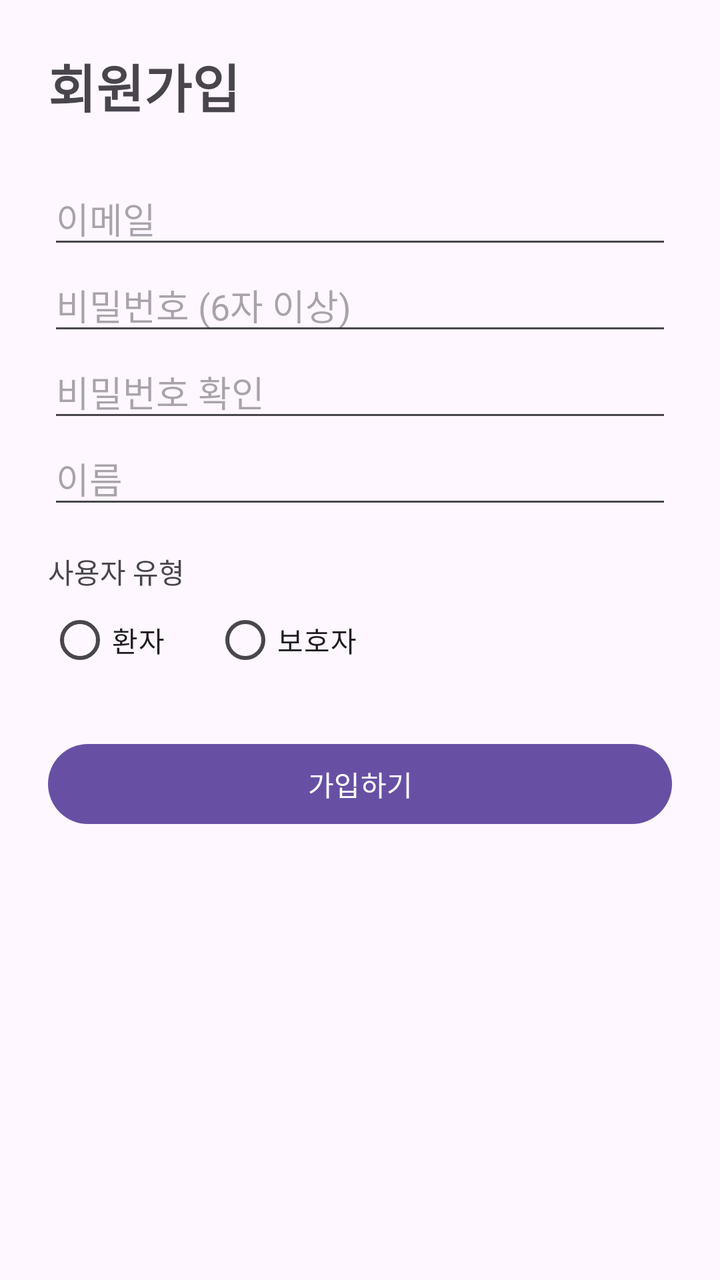
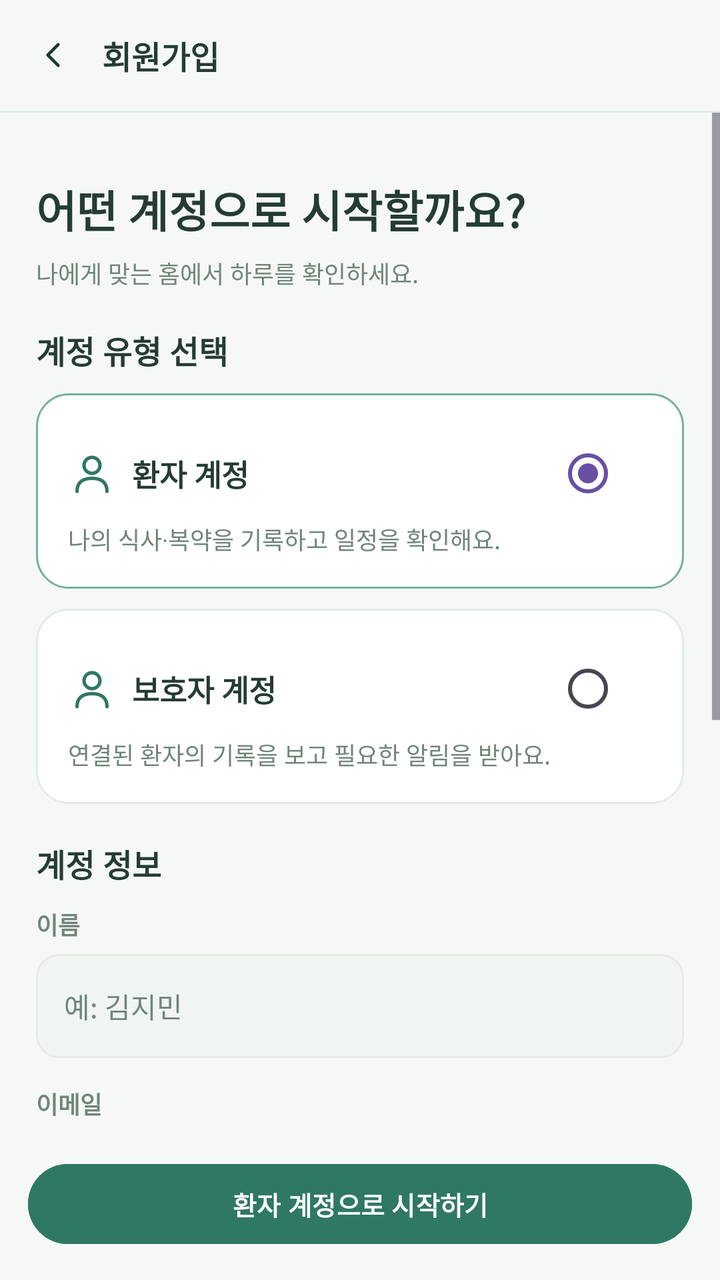

Screens rendered from an Android XML layout before and after an edit, with the pre-edit source and the edit as a unified diff.
<!-- AndroidManifest.xml: application theme Theme.MealCare -->
<!-- res/layout/activity_sign_up.xml -->
<?xml version="1.0" encoding="utf-8"?>
<ScrollView xmlns:android="http://schemas.android.com/apk/res/android"
    android:layout_width="match_parent"
    android:layout_height="match_parent"
    android:fitsSystemWindows="true">

    <LinearLayout
        android:layout_width="match_parent"
        android:layout_height="wrap_content"
        android:orientation="vertical"
        android:padding="24dp">

        <TextView
            android:layout_width="wrap_content"
            android:layout_height="wrap_content"
            android:layout_marginBottom="24dp"
            android:text="회원가입"
            android:textSize="26sp"
            android:textStyle="bold" />

        <EditText
            android:id="@+id/etEmail"
            android:layout_width="match_parent"
            android:layout_height="wrap_content"
            android:hint="이메일"
            android:inputType="textEmailAddress" />

        <EditText
            android:id="@+id/etPassword"
            android:layout_width="match_parent"
            android:layout_height="wrap_content"
            android:hint="비밀번호 (6자 이상)"
            android:inputType="textPassword" />

        <EditText
            android:id="@+id/etPasswordConfirm"
            android:layout_width="match_parent"
            android:layout_height="wrap_content"
            android:hint="비밀번호 확인"
            android:inputType="textPassword" />

        <EditText
            android:id="@+id/etName"
            android:layout_width="match_parent"
            android:layout_height="wrap_content"
            android:hint="이름"
            android:inputType="textPersonName" />

        <TextView
            android:layout_width="wrap_content"
            android:layout_height="wrap_content"
            android:layout_marginTop="16dp"
            android:text="사용자 유형" />

        <RadioGroup
            android:id="@+id/rgRole"
            android:layout_width="match_parent"
            android:layout_height="wrap_content"
            android:orientation="horizontal">

            <RadioButton
                android:id="@+id/rbPatient"
                android:layout_width="wrap_content"
                android:layout_height="wrap_content"
                android:layout_marginEnd="24dp"
                android:text="환자" />

            <RadioButton
                android:id="@+id/rbGuardian"
                android:layout_width="wrap_content"
                android:layout_height="wrap_content"
                android:text="보호자" />
        </RadioGroup>

        <Button
            android:id="@+id/btnSignUp"
            android:layout_width="match_parent"
            android:layout_height="wrap_content"
            android:layout_marginTop="24dp"
            android:text="가입하기" />

    </LinearLayout>
</ScrollView>
<!-- resources referenced by this layout -->
<resources>
  <style name="Theme.MealCare" parent="Base.Theme.MealCare" />
  <style name="Base.Theme.MealCare" parent="Theme.Material3.DayNight.NoActionBar">
          
          
      </style>
</resources>

<!-- the commit's change to res/layout/activity_sign_up.xml (unified diff, before → after) -->
@@ -1,83 +1,51 @@
-<?xml version="1.0" encoding="utf-8"?>
-<ScrollView xmlns:android="http://schemas.android.com/apk/res/android"
-    android:layout_width="match_parent"
-    android:layout_height="match_parent"
-    android:fitsSystemWindows="true">
-
-    <LinearLayout
-        android:layout_width="match_parent"
-        android:layout_height="wrap_content"
-        android:orientation="vertical"
-        android:padding="24dp">
-
-        <TextView
-            android:layout_width="wrap_content"
-            android:layout_height="wrap_content"
-            android:layout_marginBottom="24dp"
-            android:text="회원가입"
-            android:textSize="26sp"
-            android:textStyle="bold" />
-
-        <EditText
-            android:id="@+id/etEmail"
-            android:layout_width="match_parent"
-            android:layout_height="wrap_content"
-            android:hint="이메일"
-            android:inputType="textEmailAddress" />
-
-        <EditText
-            android:id="@+id/etPassword"
-            android:layout_width="match_parent"
-            android:layout_height="wrap_content"
-            android:hint="비밀번호 (6자 이상)"
-            android:inputType="textPassword" />
-
-        <EditText
-            android:id="@+id/etPasswordConfirm"
-            android:layout_width="match_parent"
-            android:layout_height="wrap_content"
-            android:hint="비밀번호 확인"
-            android:inputType="textPassword" />
-
-        <EditText
-            android:id="@+id/etName"
-            android:layout_width="match_parent"
-            android:layout_height="wrap_content"
-            android:hint="이름"
-            android:inputType="textPersonName" />
-
-        <TextView
-            android:layout_width="wrap_content"
-            android:layout_height="wrap_content"
-            android:layout_marginTop="16dp"
-            android:text="사용자 유형" />
-
-        <RadioGroup
-            android:id="@+id/rgRole"
-            android:layout_width="match_parent"
-            android:layout_height="wrap_content"
-            android:orientation="horizontal">
-
-            <RadioButton
-                android:id="@+id/rbPatient"
-                android:layout_width="wrap_content"
-                android:layout_height="wrap_content"
-                android:layout_marginEnd="24dp"
-                android:text="환자" />
-
-            <RadioButton
-                android:id="@+id/rbGuardian"
-                android:layout_width="wrap_content"
-                android:layout_height="wrap_content"
-                android:text="보호자" />
-        </RadioGroup>
-
-        <Button
-            android:id="@+id/btnSignUp"
-            android:layout_width="match_parent"
-            android:layout_height="wrap_content"
-            android:layout_marginTop="24dp"
-            android:text="가입하기" />
-
+<?xml version='1.0' encoding='utf-8'?>
+<LinearLayout xmlns:android="http://schemas.android.com/apk/res/android" android:layout_width="match_parent" android:layout_height="match_parent" android:orientation="vertical" android:background="@color/mc_bg" android:fitsSystemWindows="true">
+    <LinearLayout android:layout_width="match_parent" android:layout_height="wrap_content" android:orientation="horizontal" android:gravity="center_vertical" android:padding="16dp">
+        <ImageView android:id="@+id/btnBack" android:layout_width="21dp" android:layout_height="21dp" android:src="@drawable/mc_ic_back" android:tint="@color/mc_dark" android:contentDescription="back" android:layout_marginEnd="14dp" />
+        <TextView android:layout_width="0dp" android:layout_height="wrap_content" android:text="회원가입" android:textColor="@color/mc_text" android:textSize="16sp" android:textStyle="bold" android:layout_weight="1" />
     </LinearLayout>
-</ScrollView>
+    <View android:layout_width="match_parent" android:layout_height="1dp" android:background="@color/mc_line" />
+    <ScrollView android:layout_width="match_parent" android:layout_height="0dp" android:layout_weight="1" android:fillViewport="true" android:clipToPadding="false">
+        <LinearLayout android:layout_width="match_parent" android:layout_height="wrap_content" android:orientation="vertical" android:padding="18dp">
+            <Space android:layout_width="1dp" android:layout_height="14dp" />
+            <TextView android:layout_width="wrap_content" android:layout_height="wrap_content" android:text="어떤 계정으로 시작할까요?" android:textColor="@color/mc_text" android:textSize="22sp" android:textStyle="bold" android:layout_marginBottom="7dp" />
+            <TextView android:layout_width="wrap_content" android:layout_height="wrap_content" android:text="나에게 맞는 홈에서 하루를 확인하세요." android:textColor="@color/mc_muted" android:textSize="12sp" android:layout_marginBottom="18dp" />
+            <LinearLayout android:layout_width="match_parent" android:layout_height="wrap_content" android:orientation="horizontal" android:gravity="center_vertical" android:layout_marginBottom="10dp">
+                <TextView android:layout_width="0dp" android:layout_height="wrap_content" android:text="계정 유형 선택" android:textColor="@color/mc_text" android:textSize="16sp" android:textStyle="bold" android:layout_weight="1" />
+            </LinearLayout>
+            <LinearLayout android:id="@+id/cardPatient" android:layout_width="match_parent" android:layout_height="wrap_content" android:orientation="vertical" android:background="@drawable/mc_card_outline" android:layout_marginBottom="10dp" android:padding="16dp">
+                <LinearLayout android:layout_width="match_parent" android:layout_height="wrap_content" android:orientation="horizontal" android:gravity="center_vertical">
+                    <ImageView android:layout_width="24dp" android:layout_height="24dp" android:src="@drawable/mc_ic_user" android:tint="@color/mc_primary" android:contentDescription="user" android:layout_marginEnd="8dp" />
+                    <TextView android:layout_width="0dp" android:layout_height="wrap_content" android:text="환자 계정" android:textColor="@color/mc_text" android:textSize="15sp" android:textStyle="bold" android:layout_weight="1" />
+                    <RadioButton android:id="@+id/rbPatient" android:layout_width="wrap_content" android:layout_height="wrap_content" android:checked="true" android:clickable="false" android:focusable="false" android:buttonTint="@color/mc_primary" />
+                </LinearLayout>
+                <TextView android:layout_width="wrap_content" android:layout_height="wrap_content" android:text="나의 식사·복약을 기록하고 일정을 확인해요." android:textColor="@color/mc_muted" android:textSize="12sp" />
+            </LinearLayout>
+            <LinearLayout android:id="@+id/cardGuardian" android:layout_width="match_parent" android:layout_height="wrap_content" android:orientation="vertical" android:background="@drawable/mc_card" android:layout_marginBottom="18dp" android:padding="16dp">
+                <LinearLayout android:layout_width="match_parent" android:layout_height="wrap_content" android:orientation="horizontal" android:gravity="center_vertical">
+                    <ImageView android:layout_width="24dp" android:layout_height="24dp" android:src="@drawable/mc_ic_user" android:tint="@color/mc_primary" android:contentDescription="user" android:layout_marginEnd="8dp" />
+                    <TextView android:layout_width="0dp" android:layout_height="wrap_content" android:text="보호자 계정" android:textColor="@color/mc_text" android:textSize="15sp" android:textStyle="bold" android:layout_weight="1" />
+                    <RadioButton android:id="@+id/rbGuardian" android:layout_width="wrap_content" android:layout_height="wrap_content" android:checked="false" android:clickable="false" android:focusable="false" android:buttonTint="@color/mc_primary" />
+                </LinearLayout>
+                <TextView android:layout_width="wrap_content" android:layout_height="wrap_content" android:text="연결된 환자의 기록을 보고 필요한 알림을 받아요." android:textColor="@color/mc_muted" android:textSize="12sp" />
+            </LinearLayout>
+            <LinearLayout android:layout_width="match_parent" android:layout_height="wrap_content" android:orientation="horizontal" android:gravity="center_vertical" android:layout_marginBottom="10dp">
+                <TextView android:layout_width="0dp" android:layout_height="wrap_content" android:text="계정 정보" android:textColor="@color/mc_text" android:textSize="16sp" android:textStyle="bold" android:layout_weight="1" />
+            </LinearLayout>
+            <TextView android:layout_width="wrap_content" android:layout_height="wrap_content" android:text="이름" android:textColor="@color/mc_muted" android:textSize="12sp" android:textStyle="bold" android:layout_marginBottom="6dp" />
+            <EditText android:id="@+id/etName" android:layout_width="match_parent" android:layout_height="52dp" android:background="@drawable/mc_field" android:paddingStart="14dp" android:paddingEnd="14dp" android:textSize="14sp" android:textColor="@color/mc_text" android:textColorHint="@color/mc_muted" android:hint="예: 김지민" android:inputType="textPersonName" android:gravity="center_vertical" />
+            <TextView android:layout_width="wrap_content" android:layout_height="wrap_content" android:text="이메일" android:textColor="@color/mc_muted" android:textSize="12sp" android:textStyle="bold" android:layout_marginTop="14dp" android:layout_marginBottom="6dp" />
+            <EditText android:id="@+id/etEmail" android:layout_width="match_parent" android:layout_height="52dp" android:background="@drawable/mc_field" android:paddingStart="14dp" android:paddingEnd="14dp" android:textSize="14sp" android:textColor="@color/mc_text" android:textColorHint="@color/mc_muted" android:hint="example@mealcare.com" android:inputType="textEmailAddress" android:gravity="center_vertical" />
+            <TextView android:layout_width="wrap_content" android:layout_height="wrap_content" android:text="비밀번호" android:textColor="@color/mc_muted" android:textSize="12sp" android:textStyle="bold" android:layout_marginTop="14dp" android:layout_marginBottom="6dp" />
+            <EditText android:id="@+id/etPassword" android:layout_width="match_parent" android:layout_height="52dp" android:background="@drawable/mc_field" android:paddingStart="14dp" android:paddingEnd="14dp" android:textSize="14sp" android:textColor="@color/mc_text" android:textColorHint="@color/mc_muted" android:hint="6자 이상" android:inputType="textPassword" android:gravity="center_vertical" />
+            <TextView android:layout_width="wrap_content" android:layout_height="wrap_content" android:text="비밀번호 확인" android:textColor="@color/mc_muted" android:textSize="12sp" android:textStyle="bold" android:layout_marginTop="14dp" android:layout_marginBottom="6dp" />
+            <EditText android:id="@+id/etPasswordConfirm" android:layout_width="match_parent" android:layout_height="52dp" android:background="@drawable/mc_field" android:paddingStart="14dp" android:paddingEnd="14dp" android:textSize="14sp" android:textColor="@color/mc_text" android:textColorHint="@color/mc_muted" android:hint="비밀번호 다시 입력" android:inputType="textPassword" android:gravity="center_vertical" />
+            <LinearLayout android:layout_width="match_parent" android:layout_height="wrap_content" android:orientation="vertical" android:background="@drawable/mc_card_blue" android:layout_marginTop="18dp" android:layout_marginBottom="12dp" android:padding="12dp">
+                <TextView android:layout_width="wrap_content" android:layout_height="wrap_content" android:text="환자와 보호자는 초대 코드를 통해 연결할 수 있습니다. 개인정보 공유 범위를 확인하세요." android:textColor="@color/mc_muted" android:textSize="11sp" android:lineSpacingExtra="3dp" />
+            </LinearLayout>
+        </LinearLayout>
+    </ScrollView>
+    <LinearLayout android:layout_width="match_parent" android:layout_height="wrap_content" android:orientation="vertical" android:background="@color/mc_bg" android:padding="14dp">
+        <Button android:id="@+id/btnSignUp" android:layout_width="match_parent" android:layout_height="48dp" android:text="환자 계정으로 시작하기" android:textAllCaps="false" android:textSize="13sp" android:textStyle="bold" android:textColor="@color/mc_white" android:backgroundTint="@color/mc_primary" android:minHeight="0dp" />
+    </LinearLayout>
+</LinearLayout>
<!-- resource entries referenced after the edit -->
@@ -1,5 +1,50 @@
 <!-- resources referenced by this layout -->
 <resources>
+  <color name="mc_bg">#F6F8F7</color>
+  <color name="mc_dark">#18382E</color>
+  <color name="mc_line">#E3EAE6</color>
+  <color name="mc_muted">#71857B</color>
+  <color name="mc_primary">#2F7864</color>
+  <color name="mc_text">#243C34</color>
+  <color name="mc_white">#FFFFFF</color>
+  <!-- drawable mc_card (drawable) -->
+  <?xml version='1.0' encoding='utf-8'?>
+  <shape xmlns:android="http://schemas.android.com/apk/res/android" android:shape="rectangle">
+      <solid android:color="#FFFFFF" />
+      <corners android:radius="16dp" />
+      <stroke android:width="1dp" android:color="#E5EBE8" />
+  </shape>
+  <!-- drawable mc_card_blue (drawable) -->
+  <?xml version='1.0' encoding='utf-8'?>
+  <shape xmlns:android="http://schemas.android.com/apk/res/android" android:shape="rectangle">
+      <solid android:color="#EAF3F7" />
+      <corners android:radius="15dp" />
+  </shape>
+  <!-- drawable mc_card_outline (drawable) -->
+  <?xml version='1.0' encoding='utf-8'?>
+  <shape xmlns:android="http://schemas.android.com/apk/res/android" android:shape="rectangle">
+      <solid android:color="#FFFFFF" />
+      <corners android:radius="16dp" />
+      <stroke android:width="1dp" android:color="#78B09A" />
+  </shape>
+  <!-- drawable mc_field (drawable) -->
+  <?xml version='1.0' encoding='utf-8'?>
+  <shape xmlns:android="http://schemas.android.com/apk/res/android" android:shape="rectangle">
+      <solid android:color="#F0F5F2" />
+      <corners android:radius="11dp" />
+      <stroke android:width="1dp" android:color="#E5EBE8" />
+  </shape>
+  <!-- drawable mc_ic_back (drawable) -->
+  <?xml version='1.0' encoding='utf-8'?>
+  <vector xmlns:android="http://schemas.android.com/apk/res/android" android:width="24dp" android:height="24dp" android:viewportWidth="24" android:viewportHeight="24">
+      <path android:pathData="M15,18 L9,12 L15,6" android:strokeColor="#2F7864" android:strokeWidth="1.7" android:fillColor="#00000000" android:strokeLineCap="round" android:strokeLineJoin="round" />
+  </vector>
+  <!-- drawable mc_ic_user (drawable) -->
+  <?xml version='1.0' encoding='utf-8'?>
+  <vector xmlns:android="http://schemas.android.com/apk/res/android" android:width="24dp" android:height="24dp" android:viewportWidth="24" android:viewportHeight="24">
+      <path android:pathData="M12,12 C14.2,12 16,10.2 16,8 C16,5.8 14.2,4 12,4 C9.8,4 8,5.8 8,8 C8,10.2 9.8,12 12,12 Z" android:strokeColor="#2F7864" android:strokeWidth="1.7" android:fillColor="#00000000" android:strokeLineCap="round" android:strokeLineJoin="round" />
+      <path android:pathData="M4.5,21 C4.5,16.8 7,14.5 12,14.5 C17,14.5 19.5,16.8 19.5,21" android:strokeColor="#2F7864" android:strokeWidth="1.7" android:fillColor="#00000000" android:strokeLineCap="round" android:strokeLineJoin="round" />
+  </vector>
   <style name="Theme.MealCare" parent="Base.Theme.MealCare" />
   <style name="Base.Theme.MealCare" parent="Theme.Material3.DayNight.NoActionBar">
           
